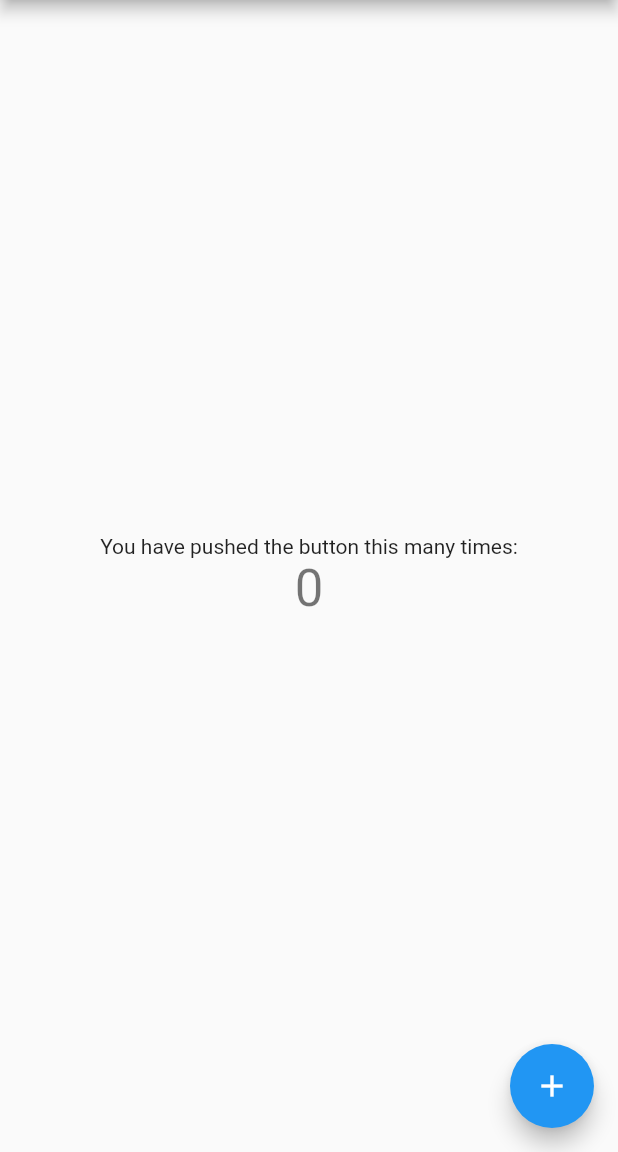
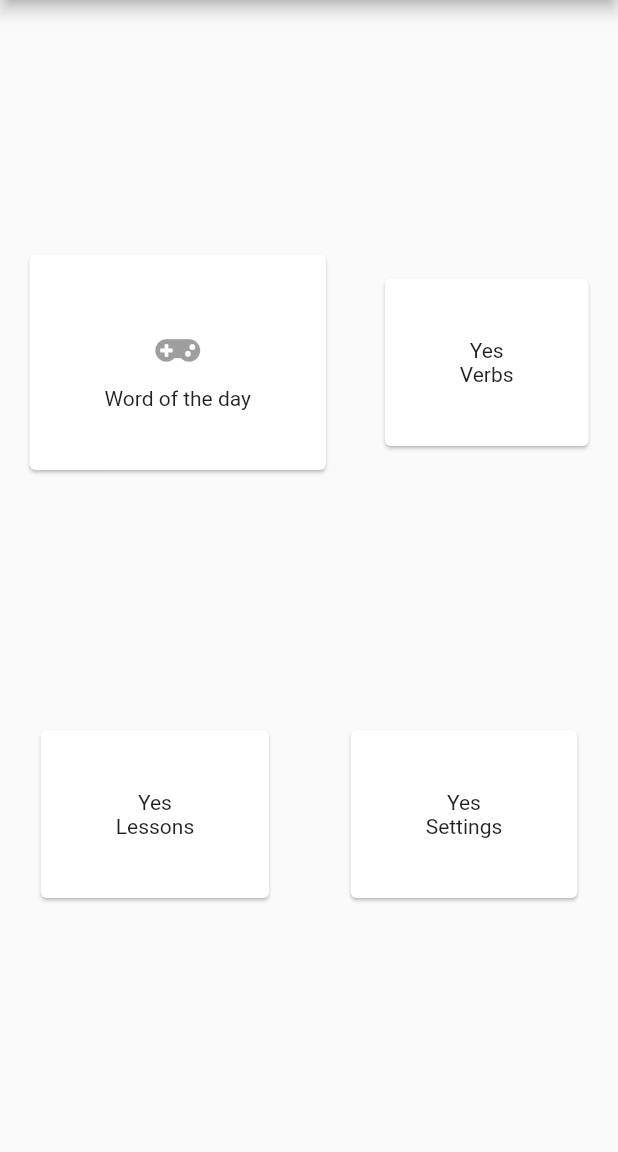
Before and after one commit to kofimokome/MokpeTionary, a Flutter app: the screen it shows after launch, on a phone screen of 412 x 824 dp, the part 84-1236 px from its top. Run offline on Flutter 3.47's test engine with Material 2 defaults, Android fonts, the phone set to English and light mode, and no system bars; our stand-ins replace font_awesome_flutter.

Commit message:
Adding HomePage Content

```diff
--- a/lib/main.dart
+++ b/lib/main.dart
@@ -1,4 +1,5 @@
 import 'package:flutter/material.dart';
+import 'package:font_awesome_flutter/font_awesome_flutter.dart';
 
 void main() {
   runApp(MyApp());
@@ -50,24 +51,10 @@ class MyHomePage extends StatefulWidget {
 }
 
 class _MyHomePageState extends State<MyHomePage> {
-  int _counter = 0;
   AppBar _searchBar;
   AppBar _defaultBar;
   AppBar _appBar;
   bool _showSearchBar = false;
-
-  // _appBar = _normal;
-
-  void _incrementCounter() {
-    setState(() {
-      // This call to setState tells the Flutter framework that something has
-      // changed in this State, which causes it to rerun the build method below
-      // so that the display can reflect the updated values. If we changed
-      // _counter without calling setState(), then the build method would not be
-      // called again, and so nothing would appear to happen.
-      _counter++;
-    });
-  }
 
   @override
   Widget build(BuildContext context) {
@@ -117,41 +104,91 @@ class _MyHomePageState extends State<MyHomePage> {
 
     return Scaffold(
       appBar: _appBar,
-      body: Center(
+      body: Container(
         // Center is a layout widget. It takes a single child and positions it
         // in the middle of the parent.
         child: Column(
-          // Column is also a layout widget. It takes a list of children and
-          // arranges them vertically. By default, it sizes itself to fit its
-          // children horizontally, and tries to be as tall as its parent.
-          //
-          // Invoke "debug painting" (press "p" in the console, choose the
-          // "Toggle Debug Paint" action from the Flutter Inspector in Android
-          // Studio, or the "Toggle Debug Paint" command in Visual Studio Code)
-          // to see the wireframe for each widget.
-          //
-          // Column has various properties to control how it sizes itself and
-          // how it positions its children. Here we use mainAxisAlignment to
-          // center the children vertically; the main axis here is the vertical
-          // axis because Columns are vertical (the cross axis would be
-          // horizontal).
-          mainAxisAlignment: MainAxisAlignment.center,
-          children: <Widget>[
-            Text(
-              'You have pushed the button this many times:',
+          mainAxisAlignment: MainAxisAlignment.spaceEvenly,
+          children: [
+            Row(
+              mainAxisAlignment: MainAxisAlignment.spaceAround,
+              children: [
+                Card(
+                  child: Padding(
+                    padding: EdgeInsets.fromLTRB(50, 40, 50, 40),
+                    child: Column(
+                      children: [
+                        Row(
+                          children: [
+                            IconButton(
+                              icon: FaIcon(FontAwesomeIcons.gamepad),
+                              onPressed: null,
+                            )
+                          ],
+                        ),
+                        Row(
+                          children: [Text("Word of the day")],
+                        ),
+                      ],
+                    ),
+                  ),
+                ),
+                Card(
+                  child: Padding(
+                    padding: EdgeInsets.fromLTRB(50, 40, 50, 40),
+                    child: Column(
+                      children: [
+                        Row(
+                          children: [Text('Yes')],
+                        ),
+                        Row(
+                          children: [Text("Verbs")],
+                        ),
+                      ],
+                    ),
+                  ),
+                ),
+              ],
             ),
-            Text(
-              '$_counter',
-              style: Theme.of(context).textTheme.headline4,
+            Row(
+              mainAxisAlignment: MainAxisAlignment.spaceAround,
+              children: [
+                Card(
+                  child: Padding(
+                    padding: EdgeInsets.fromLTRB(50, 40, 50, 40),
+                    child: Column(
+                      children: [
+                        Row(
+                          children: [Text('Yes')],
+                        ),
+                        Row(
+                          children: [Text("Lessons")],
+                        ),
+                      ],
+                    ),
+                  ),
+                ),
+                Card(
+                  child: Padding(
+                    padding: EdgeInsets.fromLTRB(50, 40, 50, 40),
+                    child: Column(
+                      children: [
+                        Row(
+                          children: [Text('Yes')],
+                        ),
+                        Row(
+                          children: [Text("Settings")],
+                        ),
+                      ],
+                    ),
+                  ),
+                ),
+              ],
             ),
           ],
         ),
       ),
-      floatingActionButton: FloatingActionButton(
-        onPressed: _incrementCounter,
-        tooltip: 'Increment',
-        child: Icon(Icons.add),
-      ), // This trailing comma makes auto-formatting nicer for build methods.
+      // This trailing comma makes auto-formatting nicer for build methods.
     );
   }
 }
--- a/pubspec.yaml
+++ b/pubspec.yaml
@@ -28,6 +28,7 @@ dependencies:
   # The following adds the Cupertino Icons font to your application.
   # Use with the CupertinoIcons class for iOS style icons.
   cupertino_icons: ^0.1.3
+  font_awesome_flutter: 8.8.1
 
 dev_dependencies:
   flutter_test:
```
Also changed, not shown: pubspec.lock.
